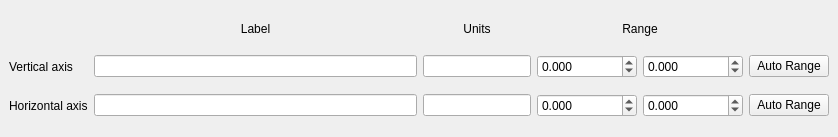
Ulm-IQO/qudi, file gui/qdplotter/ui_parameter_widget.ui: the form before one commit.
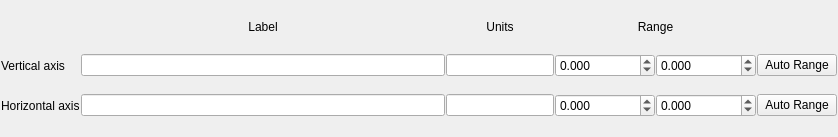
The form after the commit. Custom widgets are drawn as their Qt base class.

What changed in the file:
```diff
--- a/gui/qdplotter/ui_parameter_widget.ui
+++ b/gui/qdplotter/ui_parameter_widget.ui
@@ -15,6 +15,12 @@
   </property>
   <widget class="QWidget" name="dockWidgetContents">
    <layout class="QGridLayout" name="gridLayout">
+    <property name="margin">
+     <number>1</number>
+    </property>
+    <property name="spacing">
+     <number>1</number>
+    </property>
     <item row="0" column="1">
      <widget class="QLabel" name="label_label">
       <property name="sizePolicy">
```
